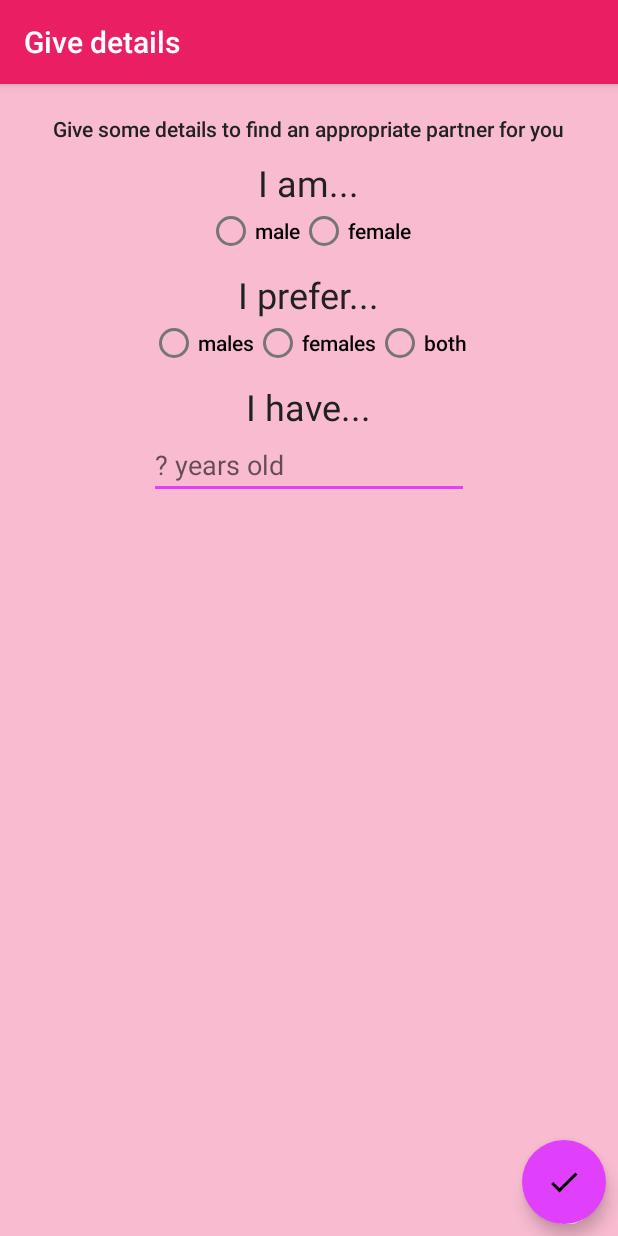
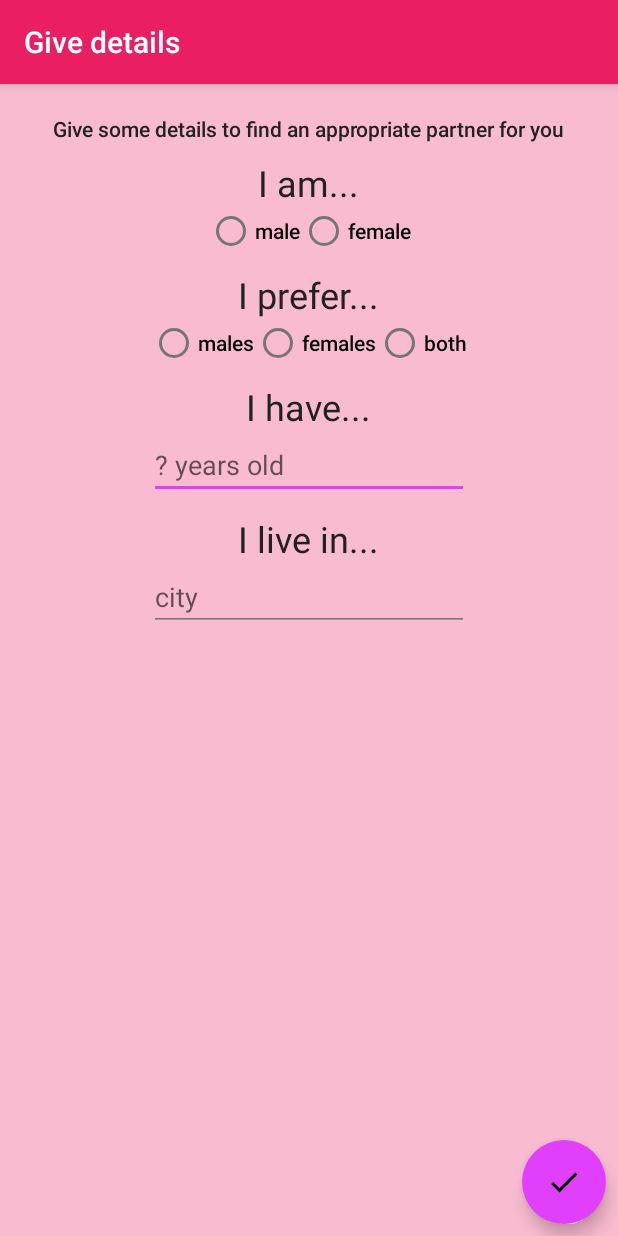
Before and after one commit to JuanjoVG/HackFlirt, an Android app: the FillDetailsActivity screen opened directly, with no data from a screen before it, on a phone screen of 412 x 824 dp. Run offline under Robolectric (Android 15) with nearby library versions, the phone set to English and light mode, and no system bars; our stand-ins replace Firebase (no records; nobody signed in at launch, a user with empty details on screens opened directly).

Commit message:
Add city field

```diff
--- a/app/src/main/java/starthack/hackflirt/FillDetailsActivity.java
+++ b/app/src/main/java/starthack/hackflirt/FillDetailsActivity.java
@@ -15,6 +15,7 @@ public class FillDetailsActivity extends AppCompatActivity {
 
     private String gender;
     private String preference;
+    private EditText city;
     private DatabaseReference mDatabase;
     private EditText age;
     private User user;
@@ -26,6 +27,7 @@ public class FillDetailsActivity extends AppCompatActivity {
         user = getIntent().getParcelableExtra("user");
         mDatabase = FirebaseDatabase.getInstance().getReference();
         age = (EditText) findViewById(R.id.age);
+        city = (EditText) findViewById(R.id.city);
     }
 
     public void onRadioButtonClicked(View view) {
@@ -60,6 +62,7 @@ public class FillDetailsActivity extends AppCompatActivity {
     public void submit(View v) {
 
         String ageString = age.getText().toString();
+        String cityString = city.getText().toString();
         if (gender == null) {
             Toast toast = Toast.makeText(getApplicationContext(), "Gender was not introduced", Toast.LENGTH_SHORT);
             toast.show();
@@ -72,12 +75,18 @@ public class FillDetailsActivity extends AppCompatActivity {
             Toast toast = Toast.makeText(getApplicationContext(), "Age was not introduced", Toast.LENGTH_SHORT);
             toast.show();
         }
+        else if (cityString.trim().equals("")) {
+            Toast toast = Toast.makeText(getApplicationContext(), "City was not introduced", Toast.LENGTH_SHORT);
+            toast.show();
+        }
         else {
             mDatabase.child("user").child(user.getUid()).child("gender").setValue(gender);
             mDatabase.child("user").child(user.getUid()).child("preference").setValue(preference);
             mDatabase.child("user").child(user.getUid()).child("age").setValue(ageString);
+            mDatabase.child("user").child(user.getUid()).child("city").setValue(cityString);
             mDatabase.child("user").child(user.getUid()).child("status").setValue("pending_recording");
             user.setAge(Integer.valueOf(age.getText().toString()));
+            user.setCity(cityString);
             user.setGender(gender);
             user.setPreference(preference);
             Intent intent = new Intent(this, RecordActivity.class);
--- a/app/src/main/java/starthack/hackflirt/SentenceGenerator.java
+++ b/app/src/main/java/starthack/hackflirt/SentenceGenerator.java
@@ -11,8 +11,9 @@ public class SentenceGenerator {
         sentences.add("My friends know me as " + user.getName());
         sentences.add("My surname is " + user.getSurname());
         sentences.add("I am " + user.getAge() + " years old");
+        sentences.add("Now I am living in " + user.getCity());
+        sentences.add("As you can hear I am a " + user.getGender());
         sentences.add("In fact I prefer " + user.getPreference() + " gender");
-        sentences.add("As you can hear I am a " + user.getGender());
         return sentences;
     }
 
--- a/app/src/main/java/starthack/hackflirt/SignInActivity.java
+++ b/app/src/main/java/starthack/hackflirt/SignInActivity.java
@@ -179,6 +179,8 @@ public class SignInActivity extends AppCompatActivity implements
                             user.setPreference(field.getValue(String.class));
                         if (field.getKey().equals("gender"))
                             user.setGender(field.getValue(String.class));
+                        if (field.getKey().equals("city"))
+                            user.setCity(field.getValue(String.class));
                     }
                 }
 
--- a/app/src/main/res/layout/activity_fill_details.xml
+++ b/app/src/main/res/layout/activity_fill_details.xml
@@ -7,8 +7,7 @@
     android:fitsSystemWindows="false"
     tools:context=".FillDetailsActivity">
 
-    <LinearLayout xmlns:android="http://schemas.android.com/apk/res/android"
-        xmlns:app="http://schemas.android.com/apk/res-auto"
+    <LinearLayout
         android:layout_width="match_parent"
         android:layout_height="match_parent"
         android:layout_centerHorizontal="true"
@@ -24,7 +23,6 @@
             android:textAppearance="@style/Base.TextAppearance.AppCompat.Body2" />
 
         <TextView
-            android:id="@+id/textView"
             android:layout_width="wrap_content"
             android:layout_height="wrap_content"
             android:layout_marginTop="10dp"
@@ -54,7 +52,6 @@
         </RadioGroup>
 
         <TextView
-            android:id="@+id/textView2"
             android:layout_width="wrap_content"
             android:layout_height="wrap_content"
             android:layout_marginTop="10dp"
@@ -92,7 +89,6 @@
         </RadioGroup>
 
         <TextView
-            android:id="@+id/textView3"
             android:layout_width="wrap_content"
             android:layout_height="wrap_content"
             android:layout_marginTop="10dp"
@@ -107,6 +103,21 @@
             android:hint="\? years old"
             android:inputType="number"
             android:maxLength="2" />
+
+        <TextView
+            android:layout_width="wrap_content"
+            android:layout_height="wrap_content"
+            android:layout_marginTop="10dp"
+            android:text="I live in..."
+            android:textAppearance="@style/Base.TextAppearance.AppCompat.Headline" />
+
+        <EditText
+            android:id="@+id/city"
+            android:layout_width="wrap_content"
+            android:layout_height="wrap_content"
+            android:ems="10"
+            android:hint="city"
+            android:inputType="textCapWords" />
 
     </LinearLayout>
 
```
Also changed, not shown: app/src/main/java/starthack/hackflirt/User.java (+11 -0 lines).
